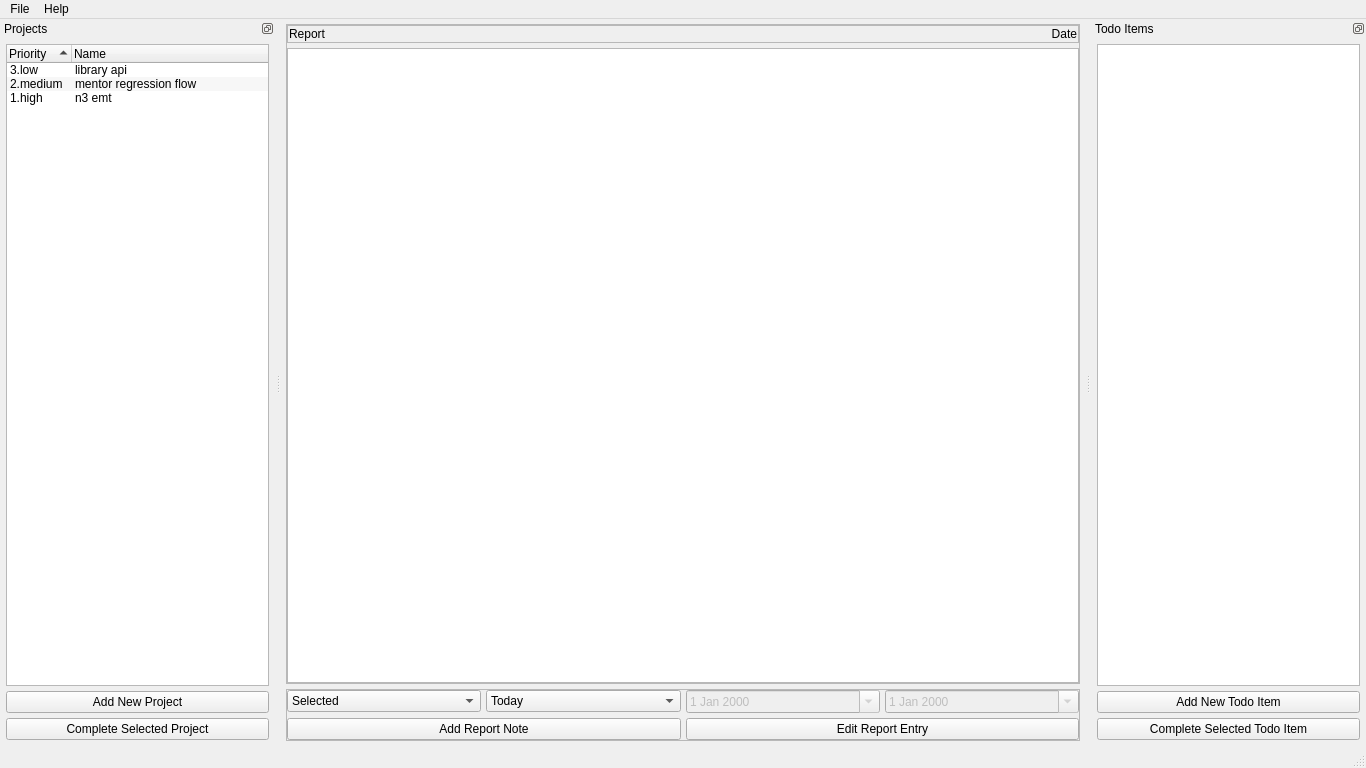
Above: src/main.ui from joebobs0n/project-tracker before the change. Below: the same form after it.
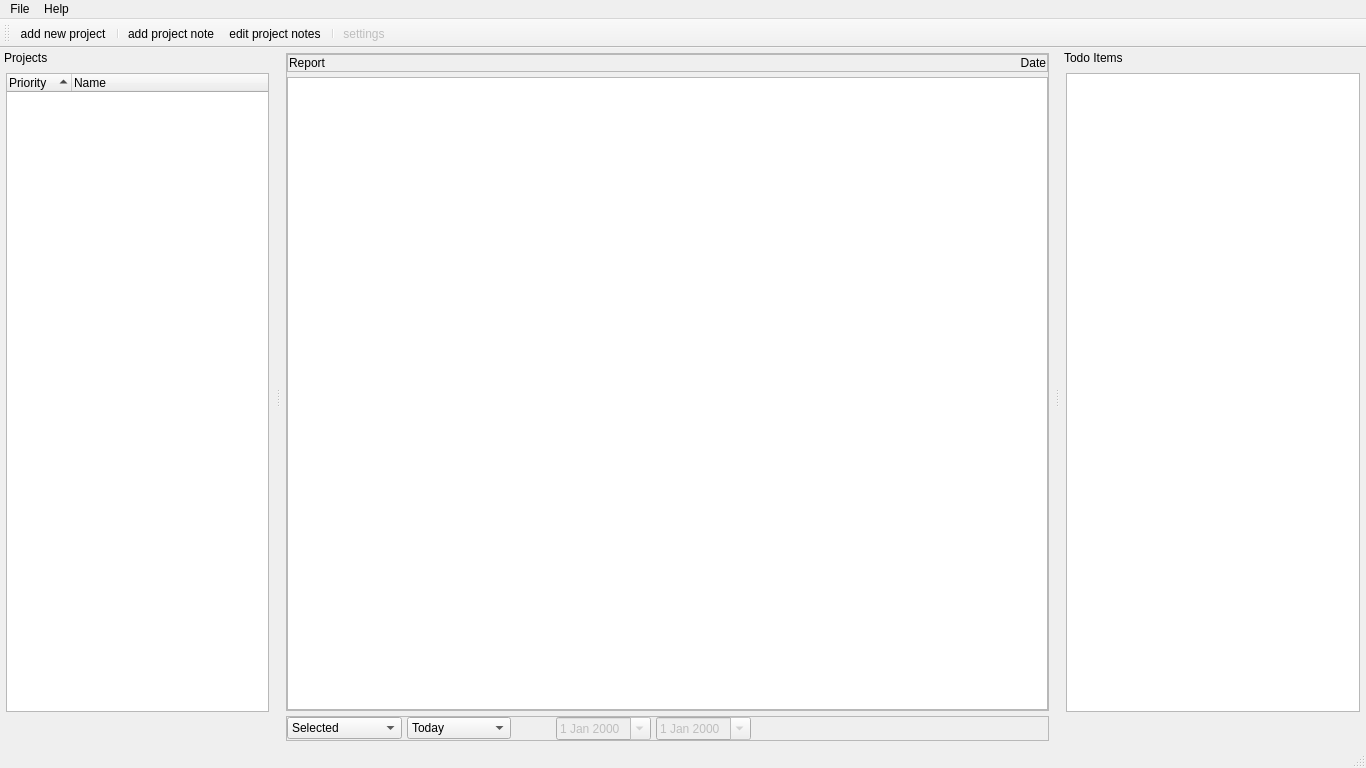
That is the form after the change. Icons and pictures are not drawn.

```diff
--- a/src/main.ui
+++ b/src/main.ui
@@ -115,7 +115,20 @@
         </widget>
        </item>
        <item row="2" column="0">
-        <widget class="QTextBrowser" name="report_browser"/>
+        <widget class="QTextBrowser" name="report_browser">
+         <property name="readOnly">
+          <bool>true</bool>
+         </property>
+         <property name="tabStopWidth">
+          <number>20</number>
+         </property>
+         <property name="textInteractionFlags">
+          <set>Qt::LinksAccessibleByMouse|Qt::TextSelectableByMouse</set>
+         </property>
+         <property name="openExternalLinks">
+          <bool>true</bool>
+         </property>
+        </widget>
        </item>
       </layout>
      </widget>
@@ -144,7 +157,20 @@
        <property name="spacing">
         <number>5</number>
        </property>
-       <item row="0" column="3">
+       <item row="0" column="5">
+        <spacer name="horizontalSpacer_3">
+         <property name="orientation">
+          <enum>Qt::Horizontal</enum>
+         </property>
+         <property name="sizeHint" stdset="0">
+          <size>
+           <width>40</width>
+           <height>20</height>
+          </size>
+         </property>
+        </spacer>
+       </item>
+       <item row="0" column="4">
         <widget class="QDateEdit" name="todate_date">
          <property name="enabled">
           <bool>false</bool>
@@ -189,11 +215,14 @@
          </item>
         </widget>
        </item>
-       <item row="0" column="2">
+       <item row="0" column="3">
         <widget class="QDateEdit" name="fromdate_date">
          <property name="enabled">
           <bool>false</bool>
          </property>
+         <property name="readOnly">
+          <bool>false</bool>
+         </property>
          <property name="calendarPopup">
           <bool>true</bool>
          </property>
@@ -241,19 +270,21 @@
          </item>
         </widget>
        </item>
-       <item row="1" column="2" colspan="2">
-        <widget class="QPushButton" name="editreport_button">
-         <property name="text">
-          <string>Edit Report Entry</string>
+       <item row="0" column="2">
+        <spacer name="horizontalSpacer_4">
+         <property name="orientation">
+          <enum>Qt::Horizontal</enum>
          </property>
-        </widget>
-       </item>
-       <item row="1" column="0" colspan="2">
-        <widget class="QPushButton" name="addreport_button">
-         <property name="text">
-          <string>Add Report Note</string>
+         <property name="sizeType">
+          <enum>QSizePolicy::Fixed</enum>
          </property>
-        </widget>
+         <property name="sizeHint" stdset="0">
+          <size>
+           <width>40</width>
+           <height>20</height>
+          </size>
+         </property>
+        </spacer>
        </item>
       </layout>
      </widget>
@@ -322,7 +353,7 @@
     <bool>false</bool>
    </property>
    <property name="features">
-    <set>QDockWidget::DockWidgetFloatable|QDockWidget::DockWidgetMovable</set>
+    <set>QDockWidget::DockWidgetMovable</set>
    </property>
    <property name="windowTitle">
     <string>Projects</string>
@@ -331,10 +362,7 @@
     <number>1</number>
    </attribute>
    <widget class="QWidget" name="projects_container">
-    <layout class="QVBoxLayout" name="verticalLayout_3">
-     <property name="spacing">
-      <number>5</number>
-     </property>
+    <layout class="QGridLayout" name="gridLayout_3">
      <property name="leftMargin">
       <number>6</number>
      </property>
@@ -347,7 +375,51 @@
      <property name="bottomMargin">
       <number>6</number>
      </property>
-     <item>
+     <item row="1" column="5">
+      <widget class="QPushButton" name="completeproject_button">
+       <property name="text">
+        <string/>
+       </property>
+       <property name="icon">
+        <iconset>
+         <normaloff>../icons/complete.png</normaloff>../icons/complete.png</iconset>
+       </property>
+       <property name="flat">
+        <bool>true</bool>
+       </property>
+      </widget>
+     </item>
+     <item row="1" column="3">
+      <spacer name="horizontalSpacer">
+       <property name="orientation">
+        <enum>Qt::Horizontal</enum>
+       </property>
+       <property name="sizeHint" stdset="0">
+        <size>
+         <width>40</width>
+         <height>20</height>
+        </size>
+       </property>
+      </spacer>
+     </item>
+     <item row="1" column="0">
+      <widget class="QPushButton" name="addproject_button">
+       <property name="toolTip">
+        <string>New Project</string>
+       </property>
+       <property name="text">
+        <string/>
+       </property>
+       <property name="icon">
+        <iconset>
+         <normaloff>../icons/new_project.png</normaloff>../icons/new_project.png</iconset>
+       </property>
+       <property name="flat">
+        <bool>true</bool>
+       </property>
+      </widget>
+     </item>
+     <item row="0" column="0" colspan="6">
       <widget class="QTreeWidget" name="projects_tree">
        <property name="alternatingRowColors">
         <bool>true</bool>
@@ -392,43 +464,19 @@
          <string>Name</string>
         </property>
        </column>
-       <item>
-        <property name="text">
-         <string>3.low</string>
-        </property>
-        <property name="text">
-         <string>library api</string>
-        </property>
-       </item>
-       <item>
-        <property name="text">
-         <string>2.medium</string>
-        </property>
-        <property name="text">
-         <string>mentor regression flow</string>
-        </property>
-       </item>
-       <item>
-        <property name="text">
-         <string>1.high</string>
-        </property>
-        <property name="text">
-         <string>n3 emt</string>
-        </property>
-       </item>
       </widget>
      </item>
-     <item>
-      <widget class="QPushButton" name="addproject_button">
+     <item row="1" column="4">
+      <widget class="QPushButton" name="removeproject_button">
        <property name="text">
-        <string>Add New Project</string>
+        <string/>
        </property>
-      </widget>
-     </item>
-     <item>
-      <widget class="QPushButton" name="completeproject_button">
-       <property name="text">
-        <string>Complete Selected Project</string>
+       <property name="icon">
+        <iconset>
+         <normaloff>../icons/remove.png</normaloff>../icons/remove.png</iconset>
+       </property>
+       <property name="flat">
+        <bool>true</bool>
        </property>
       </widget>
      </item>
@@ -438,12 +486,12 @@
   <widget class="QDockWidget" name="todo_dock">
    <property name="minimumSize">
     <size>
-     <width>275</width>
+     <width>306</width>
      <height>300</height>
     </size>
    </property>
    <property name="features">
-    <set>QDockWidget::DockWidgetFloatable|QDockWidget::DockWidgetMovable</set>
+    <set>QDockWidget::DockWidgetMovable</set>
    </property>
    <property name="windowTitle">
     <string>Todo Items</string>
@@ -452,10 +500,7 @@
     <number>2</number>
    </attribute>
    <widget class="QWidget" name="todo_container">
-    <layout class="QVBoxLayout" name="verticalLayout_2">
-     <property name="spacing">
-      <number>5</number>
-     </property>
+    <layout class="QGridLayout" name="gridLayout_4">
      <property name="leftMargin">
       <number>6</number>
      </property>
@@ -468,7 +513,21 @@
      <property name="bottomMargin">
       <number>6</number>
      </property>
-     <item>
+     <item row="1" column="5">
+      <widget class="QPushButton" name="completetodo_button">
+       <property name="text">
+        <string/>
+       </property>
+       <property name="icon">
+        <iconset>
+         <normaloff>../icons/complete.png</normaloff>../icons/complete.png</iconset>
+       </property>
+       <property name="flat">
+        <bool>true</bool>
+       </property>
+      </widget>
+     </item>
+     <item row="0" column="0" colspan="6">
       <widget class="QListWidget" name="todo_list">
        <property name="dragDropMode">
         <enum>QAbstractItemView::DragDrop</enum>
@@ -487,23 +546,67 @@
        </property>
       </widget>
      </item>
-     <item>
+     <item row="1" column="3">
+      <spacer name="horizontalSpacer_2">
+       <property name="orientation">
+        <enum>Qt::Horizontal</enum>
+       </property>
+       <property name="sizeHint" stdset="0">
+        <size>
+         <width>40</width>
+         <height>20</height>
+        </size>
+       </property>
+      </spacer>
+     </item>
+     <item row="1" column="0">
       <widget class="QPushButton" name="addtodo_button">
        <property name="text">
-        <string>Add New Todo Item</string>
+        <string/>
+       </property>
+       <property name="icon">
+        <iconset>
+         <normaloff>../icons/new.png</normaloff>../icons/new.png</iconset>
+       </property>
+       <property name="flat">
+        <bool>true</bool>
        </property>
       </widget>
      </item>
-     <item>
-      <widget class="QPushButton" name="completetodo_button">
+     <item row="1" column="4">
+      <widget class="QPushButton" name="removetodo_button">
        <property name="text">
-        <string>Complete Selected Todo Item</string>
+        <string/>
+       </property>
+       <property name="icon">
+        <iconset>
+         <normaloff>../icons/remove.png</normaloff>../icons/remove.png</iconset>
+       </property>
+       <property name="flat">
+        <bool>true</bool>
        </property>
       </widget>
      </item>
     </layout>
    </widget>
   </widget>
+  <widget class="QToolBar" name="toolBar">
+   <property name="windowTitle">
+    <string>toolBar</string>
+   </property>
+   <attribute name="toolBarArea">
+    <enum>TopToolBarArea</enum>
+   </attribute>
+   <attribute name="toolBarBreak">
+    <bool>false</bool>
+   </attribute>
+   <addaction name="newproject_toolbar"/>
+   <addaction name="separator"/>
+   <addaction name="newnote_toolbar"/>
+   <addaction name="editnote_toolbar"/>
+   <addaction name="separator"/>
+   <addaction name="settings_toolbar"/>
+  </widget>
   <action name="load_menu">
    <property name="text">
     <string>Load</string>
@@ -561,6 +664,45 @@
     <string>Settings</string>
    </property>
   </action>
+  <action name="newproject_toolbar">
+   <property name="icon">
+    <iconset>
+     <normaloff>../icons/new_project.png</normaloff>../icons/new_project.png</iconset>
+   </property>
+   <property name="text">
+    <string>add new project</string>
+   </property>
+  </action>
+  <action name="editnote_toolbar">
+   <property name="icon">
+    <iconset>
+     <normaloff>../icons/edit_note.png</normaloff>../icons/edit_note.png</iconset>
+   </property>
+   <property name="text">
+    <string>edit project notes</string>
+   </property>
+  </action>
+  <action name="newnote_toolbar">
+   <property name="icon">
+    <iconset>
+     <normaloff>../icons/add_note.png</normaloff>../icons/add_note.png</iconset>
+   </property>
+   <property name="text">
+    <string>add project note</string>
+   </property>
+  </action>
+  <action name="settings_toolbar">
+   <property name="enabled">
+    <bool>false</bool>
+   </property>
+   <property name="icon">
+    <iconset>
+     <normaloff>../icons/settings.png</normaloff>../icons/settings.png</iconset>
+   </property>
+   <property name="text">
+    <string>settings</string>
+   </property>
+  </action>
  </widget>
  <tabstops>
   <tabstop>projects_tree</tabstop>
```
Left out of the diff: 10 changed lines with no effect on the pictures.
